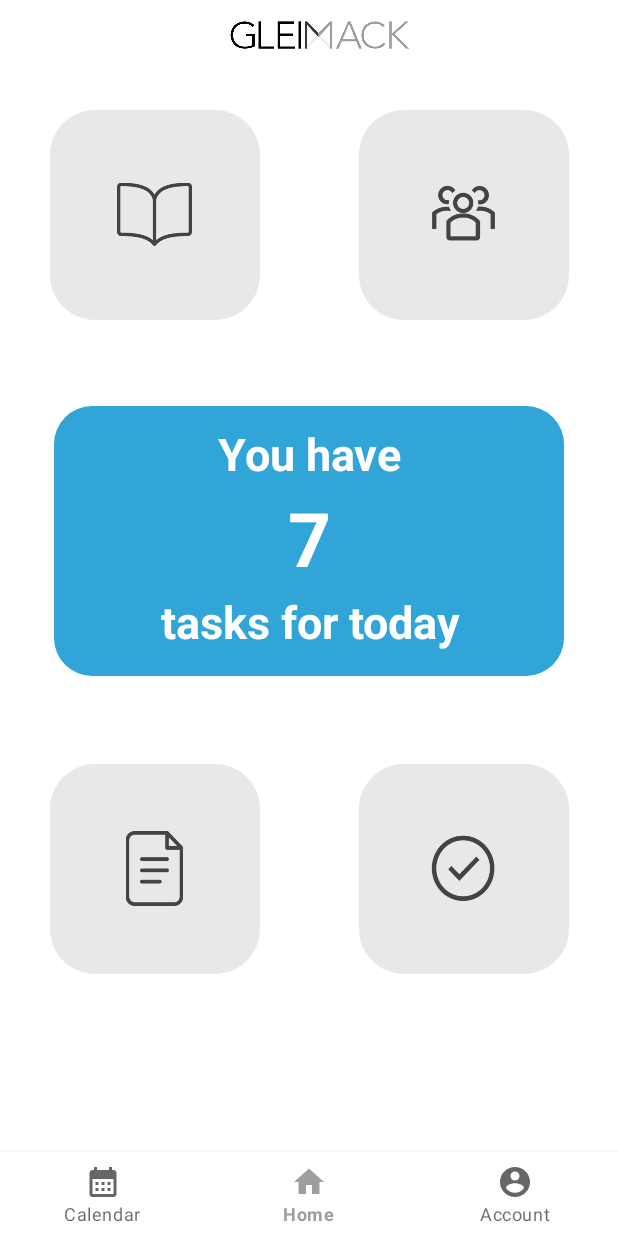
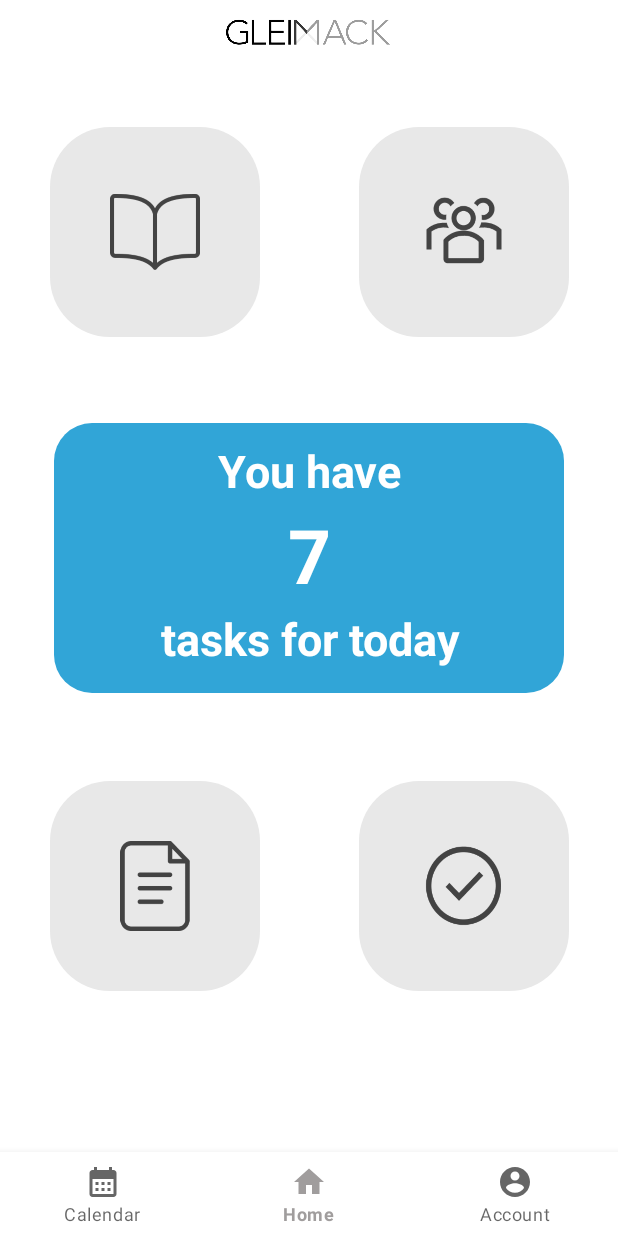
Before and after one commit to arsenii11/GMA, an Android app: the MainActivity screen opened directly, with no data from a screen before it, on a phone screen of 412 x 824 dp. Run offline under Robolectric (Android 15) with nearby library versions, the phone set to English and light mode, and no system bars; our stand-ins replace navigation-ui.

Commit message:
button fix

```diff
--- a/app/src/main/java/com/example/gma/MainActivity.kt
+++ b/app/src/main/java/com/example/gma/MainActivity.kt
@@ -26,7 +26,7 @@ class MainActivity : AppCompatActivity() {
         // menu should be considered as top level destinations.
         val appBarConfiguration = AppBarConfiguration(
             setOf(
-                R.id.navigation_home, R.id.navigation_dashboard, R.id.navigation_notifications
+                R.id.navigation_home, R.id.navigation_dashboard, R.id.navigation_account
             )
         )
         navView.setupWithNavController(navController)
--- a/app/src/main/java/com/example/gma/ui/account/AccountsFragment.kt
+++ b/app/src/main/java/com/example/gma/ui/account/AccountsFragment.kt
@@ -28,10 +28,6 @@ class AccountsFragment : Fragment() {
         _binding = FragmentAccountBinding.inflate(inflater, container, false)
         val root: View = binding.root
 
-        val textView: TextView = binding.textNotifications
-        notificationsViewModel.text.observe(viewLifecycleOwner) {
-            textView.text = it
-        }
         return root
     }
 
--- a/app/src/main/java/com/example/gma/ui/dashboard/DashboardFragment.kt
+++ b/app/src/main/java/com/example/gma/ui/dashboard/DashboardFragment.kt
@@ -28,10 +28,8 @@ class DashboardFragment : Fragment() {
         _binding = FragmentDashboardBinding.inflate(inflater, container, false)
         val root: View = binding.root
 
-        val textView: TextView = binding.textDashboard
-        dashboardViewModel.text.observe(viewLifecycleOwner) {
-            textView.text = it
-        }
+
+
         return root
     }
 
--- a/app/src/main/res/drawable/accountbachm.xml
+++ b/app/src/main/res/drawable/accountbachm.xml
@@ -4,5 +4,5 @@
     <solid android:color="@color/white"/>
 
     <corners android:bottomRightRadius="0dp" android:bottomLeftRadius="0dp"
-        android:topLeftRadius="40dp" android:topRightRadius="40dp"/>
+        android:topLeftRadius="50dp" android:topRightRadius="50dp"/>
 </shape>
--- a/app/src/main/res/drawable/block_background.xml
+++ b/app/src/main/res/drawable/block_background.xml
@@ -1,7 +1,7 @@
 <?xml version="1.0" encoding="utf-8"?>
 <shape xmlns:android="http://schemas.android.com/apk/res/android">
     <solid android:color="@color/white" />
-    <corners android:radius="30dp" />
+    <corners android:radius="40dp" />
     <padding
         android:bottom="4dp"
         android:left="4dp"
--- a/app/src/main/res/layout/activity_main.xml
+++ b/app/src/main/res/layout/activity_main.xml
@@ -5,11 +5,6 @@
     android:layout_width="match_parent"
     android:layout_height="match_parent"
     android:fitsSystemWindows="true">
-
-    <include
-        android:id="@+id/toolbar"
-        layout="@layout/toolbar">
-    </include>
 
     <com.google.android.material.bottomnavigation.BottomNavigationView
         android:id="@+id/nav_view"
@@ -30,9 +25,11 @@
         android:layout_height="match_parent"
         app:defaultNavHost="true"
         app:layout_constraintBottom_toTopOf="@id/nav_view"
+        app:layout_constraintHorizontal_bias="0.0"
         app:layout_constraintLeft_toLeftOf="parent"
         app:layout_constraintRight_toRightOf="parent"
         app:layout_constraintTop_toTopOf="parent"
+        app:layout_constraintVertical_bias="0.0"
         app:navGraph="@navigation/mobile_navigation" />
 
 </androidx.constraintlayout.widget.ConstraintLayout>
--- a/app/src/main/res/layout/fragment_home.xml
+++ b/app/src/main/res/layout/fragment_home.xml
@@ -7,11 +7,6 @@
     android:orientation="vertical"
     tools:context=".ui.home.HomeFragment">
 
- <RelativeLayout
-     android:layout_width="match_parent"
-     android:layout_height="40dp">
-
- </RelativeLayout>
     <LinearLayout
         android:layout_width="match_parent"
         android:layout_height="wrap_content"
@@ -19,7 +14,16 @@
         android:orientation="vertical"
         tools:ignore="MissingConstraints">
 
+        <androidx.constraintlayout.widget.ConstraintLayout
+            android:layout_width="match_parent"
+            android:layout_height="wrap_content">
+        </androidx.constraintlayout.widget.ConstraintLayout>
 
+        <ImageView
+            android:layout_width="match_parent"
+            android:layout_height="51dp"
+            android:src="@drawable/glei"
+            tools:ignore="MissingConstraints" />
 
         <LinearLayout
             android:layout_width="match_parent"
@@ -31,21 +35,23 @@
                 android:layout_width="0dp"
                 android:layout_height="wrap_content"
                 android:layout_weight="0.5">
-                <FrameLayout
-                    style="@style/BlockHome"
-                    android:backgroundTint="@color/block"
-                    app:layout_constraintBottom_toBottomOf="parent"
-                    app:layout_constraintEnd_toEndOf="parent"
-                    app:layout_constraintStart_toStartOf="parent"
-                    app:layout_constraintTop_toTopOf="parent">
 
-                    <ImageView
-                        android:layout_width="50dp"
-                        android:layout_height="50dp"
-                        android:layout_gravity="center"
-                        android:src="@drawable/book" />
+                    <ImageButton
+                        android:id="@+id/imageButtonBook"
+                        android:layout_width="140dp"
+                        android:layout_height="140dp"
+                        android:layout_weight="1"
+                        android:adjustViewBounds="true"
+                        android:padding="40dp"
+                        android:scaleType="fitCenter"
+                        android:backgroundTint="@color/block"
+                        android:background="@drawable/block_background"
+                        android:src="@drawable/book"
+                        app:layout_constraintBottom_toBottomOf="parent"
+                        app:layout_constraintEnd_toEndOf="parent"
+                        app:layout_constraintStart_toStartOf="parent"
+                        app:layout_constraintTop_toTopOf="parent" />
 
-                </FrameLayout>
 
 
 
@@ -56,21 +62,21 @@
                 android:layout_width="0dp"
                 android:layout_height="wrap_content"
                 android:layout_weight="0.5">
-                <FrameLayout
-                    style="@style/BlockHome"
+                <ImageButton
+                    android:id="@+id/imageButtonGroup"
+                    android:layout_width="140dp"
+                    android:layout_height="140dp"
+                    android:layout_weight="1"
+                    android:adjustViewBounds="true"
+                    android:padding="40dp"
+                    android:scaleType="fitCenter"
                     android:backgroundTint="@color/block"
+                    android:background="@drawable/block_background"
+                    android:src="@drawable/group"
                     app:layout_constraintBottom_toBottomOf="parent"
                     app:layout_constraintEnd_toEndOf="parent"
                     app:layout_constraintStart_toStartOf="parent"
-                    app:layout_constraintTop_toTopOf="parent">
-
-                    <ImageView
-                        android:layout_width="50dp"
-                        android:layout_height="50dp"
-                        android:layout_gravity="center"
-                        android:src="@drawable/group" />
-
-                </FrameLayout>
+                    app:layout_constraintTop_toTopOf="parent" />
             </com.example.gma.helpclasses.SquaredConstraintLayout>
         </LinearLayout>
 
@@ -147,21 +153,24 @@
             android:layout_width="0dp"
             android:layout_height="wrap_content"
             android:layout_weight="0.5">
-            <FrameLayout
-                style="@style/BlockHome"
+
+
+            <ImageButton
+                android:id="@+id/imageButtonDoc"
+                android:layout_width="140dp"
+                android:layout_height="140dp"
+                android:layout_weight="1"
+                android:adjustViewBounds="true"
+                android:padding="40dp"
+                android:scaleType="fitCenter"
                 android:backgroundTint="@color/block"
+                android:background="@drawable/block_background"
+                android:src="@drawable/page"
                 app:layout_constraintBottom_toBottomOf="parent"
                 app:layout_constraintEnd_toEndOf="parent"
                 app:layout_constraintStart_toStartOf="parent"
-                app:layout_constraintTop_toTopOf="parent">
+                app:layout_constraintTop_toTopOf="parent" />
 
-                <ImageView
-                    android:layout_width="50dp"
-                    android:layout_height="50dp"
-                    android:layout_gravity="center"
-                    android:src="@drawable/page" />
-
-            </FrameLayout>
 
 
 
@@ -172,20 +181,21 @@
             android:layout_width="0dp"
             android:layout_height="wrap_content"
             android:layout_weight="0.5">
-            <FrameLayout
-                style="@style/BlockHome"
+            <ImageButton
+                android:id="@+id/imageButtonOK"
+                android:layout_width="140dp"
+                android:layout_height="140dp"
+                android:layout_weight="1"
+                android:adjustViewBounds="true"
+                android:padding="40dp"
+                android:scaleType="fitCenter"
                 android:backgroundTint="@color/block"
+                android:background="@drawable/block_background"
+                android:src="@drawable/okk"
                 app:layout_constraintBottom_toBottomOf="parent"
                 app:layout_constraintEnd_toEndOf="parent"
                 app:layout_constraintStart_toStartOf="parent"
-                app:layout_constraintTop_toTopOf="parent">
-                <ImageView
-                    android:layout_width="50dp"
-                    android:layout_height="50dp"
-                    android:layout_gravity="center"
-                    android:src="@drawable/okk" />
-
-            </FrameLayout>
+                app:layout_constraintTop_toTopOf="parent" />
         </com.example.gma.helpclasses.SquaredConstraintLayout>
     </LinearLayout>
 </androidx.appcompat.widget.LinearLayoutCompat>
--- a/app/src/main/res/layout/toolbar.xml
+++ b/app/src/main/res/layout/toolbar.xml
@@ -14,8 +14,10 @@
         android:layout_height="wrap_content">
 
         <ImageView
-             android:layout_height="match_parent"  android:layout_width="wrap_content"
+            android:layout_width="wrap_content"
+            android:layout_height="match_parent"
             android:src="@drawable/glei"
+            app:layout_constraintBottom_toBottomOf="parent"
             tools:ignore="MissingConstraints" />
 
 
--- a/app/src/main/res/navigation/mobile_navigation.xml
+++ b/app/src/main/res/navigation/mobile_navigation.xml
@@ -18,7 +18,7 @@
         tools:layout="@layout/fragment_dashboard" />
 
     <fragment
-        android:id="@+id/navigation_notifications"
+        android:id="@+id/navigation_account"
         android:name="com.example.gma.ui.account.AccountsFragment"
         android:label="@string/title_notifications"
         tools:layout="@layout/fragment_account" />
--- a/app/src/main/res/values/themes.xml
+++ b/app/src/main/res/values/themes.xml
@@ -1,6 +1,6 @@
 <resources xmlns:tools="http://schemas.android.com/tools">
     <!-- Base application theme. -->
-    <style name="Theme.GMA" parent="Theme.MaterialComponents.Light.NoActionBar">
+    <style name="Theme.GMA" parent="Theme.MaterialComponents.DayNight.NoActionBar">
         <!-- Primary brand color. -->
         <item name="colorPrimary">@color/purple_500</item>
         <item name="colorPrimaryVariant">@color/purple_700</item>
```
Also changed, not shown: app/src/main/AndroidManifest.xml (+5 -2 lines), app/src/main/java/com/example/gma/Documents.kt (added, +11 -0 lines), app/src/main/res/layout/activity_documents.xml (added, +9 -0 lines), app/src/main/res/layout/fragment_account.xml (+23 -21 lines).
